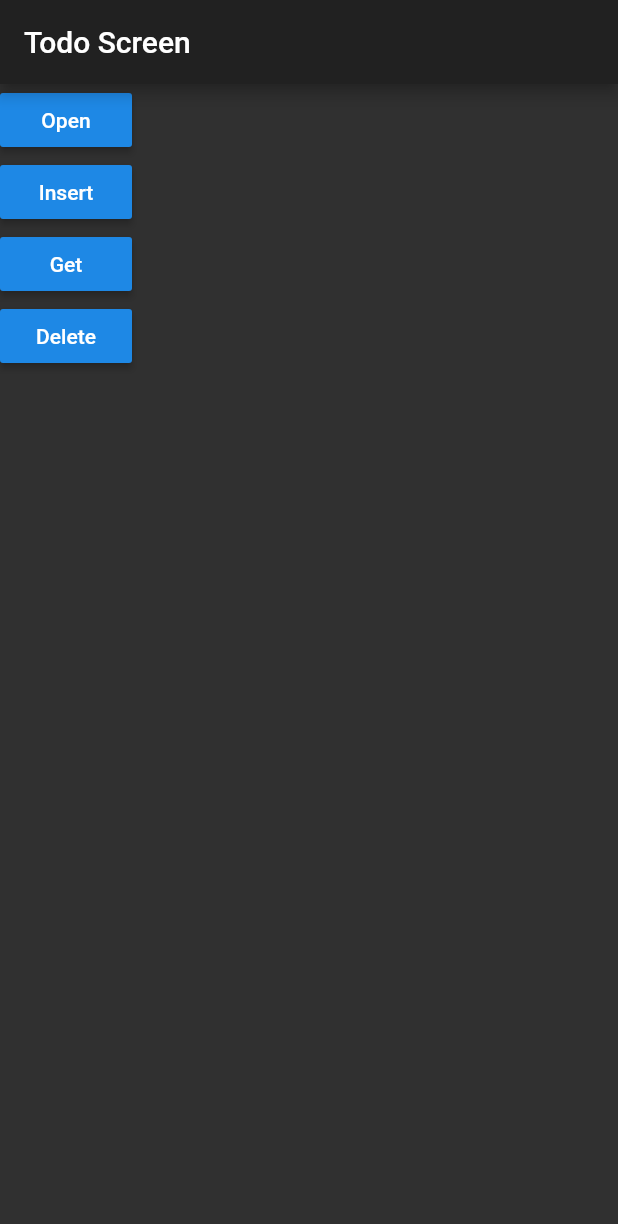
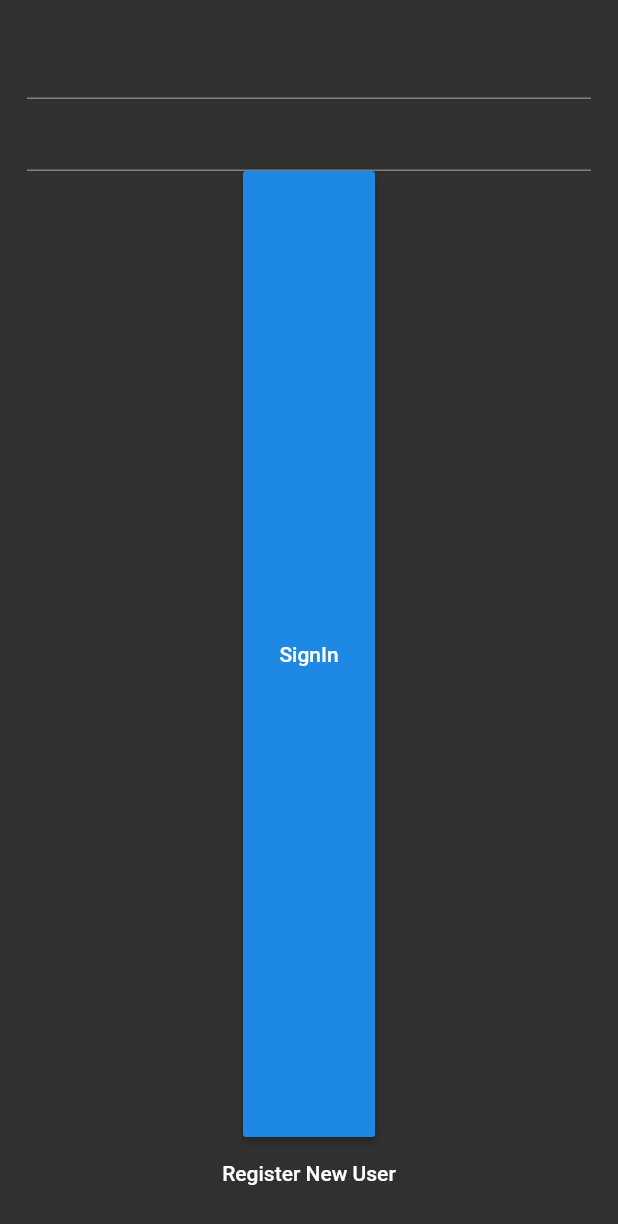
Before and after one commit to prapawity/lab01, a Flutter app: the screen it shows after launch, on a phone screen of 412 x 824 dp. Shown: the top 1224 px of the screen. Run offline on Flutter 3.47's test engine with Material 2 defaults, Android fonts, the phone set to English and light mode, and no system bars; our stand-ins replace datetime_picker_formfield, image_picker, sqflite; missing offline and left inert: flutter_date_picker; accounts and stored records are empty.

Commit message:
commit week infinity

```diff
--- /dev/null
+++ b/hello_world/lib/firebase_loginScreen.dart
@@ -0,0 +1,38 @@
+import 'package:flutter/material.dart';
+
+class LoginScreen extends StatefulWidget {
+  @override
+  State<StatefulWidget> createState() {
+    // TODO: implement createState
+    return LoginScreenState();
+  }
+}
+
+class LoginScreenState extends State<LoginScreen> {
+  @override
+  Widget build(BuildContext context) {
+    return Scaffold(
+      body: Padding(
+        padding: EdgeInsets.all(18),
+        child: Form(
+          child: Column(
+            children: <Widget>[
+              TextFormField(),
+              TextFormField(),
+              Expanded(
+                child: RaisedButton(
+                  child: Text("SignIn"),
+                  onPressed: () {},
+                ),
+              ),
+              FlatButton(
+                child: Text("Register New User"),
+                onPressed: (){},
+              )
+            ],
+          ),
+        ),
+      ),
+    );
+  }
+}
--- a/hello_world/lib/main.dart
+++ b/hello_world/lib/main.dart
@@ -1,11 +1,12 @@
 import 'package:flutter/material.dart';
-import './ui/first_screen.dart';
-import './ui/second_screen.dart';
-import './ui/detail_screen.dart';
-import './ui/forn_screen.dart';
-import './ui/listdata.dart';
-import './ui/listviewPost.dart';
-import './ui/todoScreen.dart';
+// import './ui/first_screen.dart';
+// import './ui/second_screen.dart';
+// import './ui/detail_screen.dart';
+// import './ui/forn_screen.dart';
+// import './ui/listdata.dart';
+// import './ui/listviewPost.dart';
+// import './ui/todoScreen.dart';
+import 'package:hello_world/firebase_loginScreen.dart';
 
 void main() => runApp(MyApp());
 
@@ -24,7 +25,7 @@ class MyApp extends StatelessWidget {
       //home: MyHomePage(),
       initialRoute: "/",
       routes: {
-        "/": (context) => TodoScreen(),
+        "/": (context) => LoginScreen(),
         // "/": (context) =>FirstScreen(),
         // "/second" :(context) => DetailScreen(title: "test",),
         },
--- a/hello_world/pubspec.yaml
+++ b/hello_world/pubspec.yaml
@@ -21,7 +21,9 @@ dependencies:
   image_picker: ^0.4.10
   http: ^0.11.3
   path_provider: ^0.4.1
-  sqflite: ^1.1.3
+  sqflite: ^0.12.2+1
+  firebase_core: ^0.2.5+1
+  firebase_auth: ^0.6.5
 
   # The following adds the Cupertino Icons font to your application.
   # Use with the CupertinoIcons class for iOS style icons.
```
Also changed, not shown: hello_world/lib/model/todo.dart (+7 -8 lines), hello_world/lib/ui/todoScreen.dart (+42 -5 lines), 4 other files.
